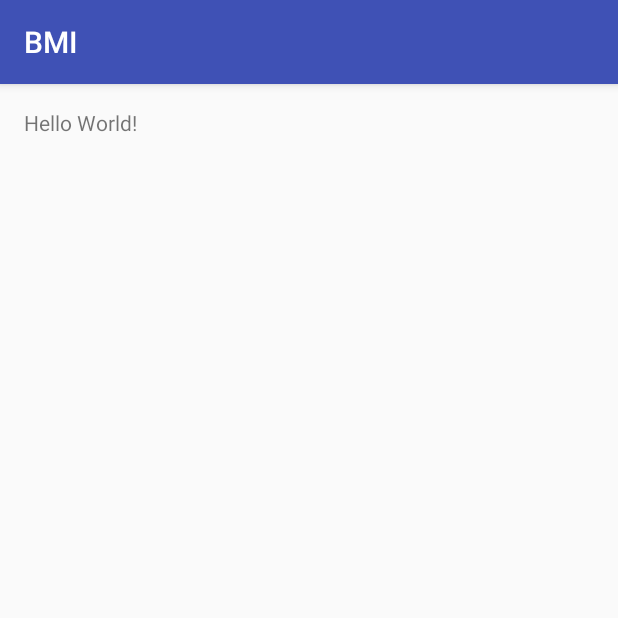
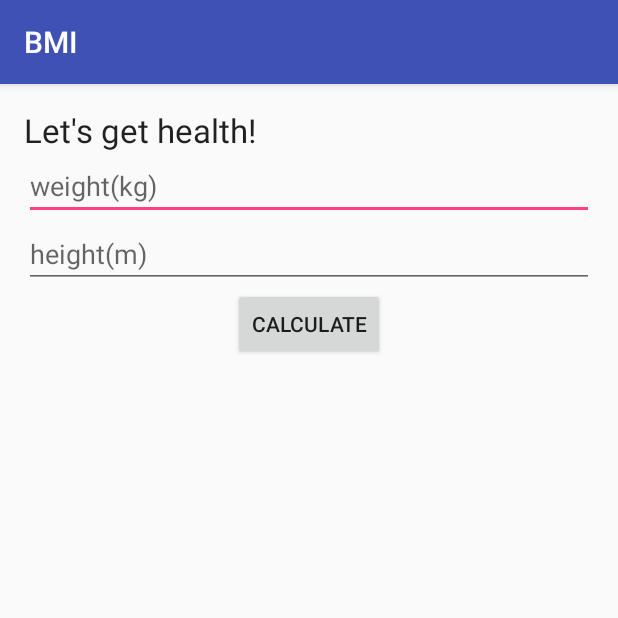
Before and after one commit to BensonKuo/Android-Project, an Android app: the screen it shows after launch (MainActivity), on a phone screen of 412 x 824 dp, the top half of it. Run offline under Robolectric (Android 15) with nearby library versions, the phone set to English and light mode, and no system bars.

Commit message:
main layout

```diff
--- a/BMI/app/src/main/res/layout/activity_main.xml
+++ b/BMI/app/src/main/res/layout/activity_main.xml
@@ -6,6 +6,35 @@
     android:paddingTop="@dimen/activity_vertical_margin"
     android:paddingBottom="@dimen/activity_vertical_margin" tools:context=".MainActivity">
 
-    <TextView android:text="Hello World!" android:layout_width="wrap_content"
-        android:layout_height="wrap_content" />
+    <LinearLayout
+        android:orientation="vertical"
+        android:layout_width="match_parent"
+        android:layout_height="wrap_content">
+
+        <TextView
+            android:layout_width="wrap_content"
+            android:layout_height="wrap_content"
+            android:textAppearance="?android:attr/textAppearanceLarge"
+            android:text="Let&apos;s get health!"
+            android:id="@+id/textView" />
+
+        <EditText
+            android:layout_width="match_parent"
+            android:layout_height="wrap_content"
+            android:id="@+id/weight"
+            android:hint="weight(kg)" />
+
+        <EditText
+            android:layout_width="match_parent"
+            android:layout_height="wrap_content"
+            android:id="@+id/height"
+            android:hint="height(m)" />
+
+        <Button
+            android:layout_width="wrap_content"
+            android:layout_height="wrap_content"
+            android:text="Calculate"
+            android:id="@+id/calc"
+            android:layout_gravity="center_horizontal" />
+    </LinearLayout>
 </RelativeLayout>
```
